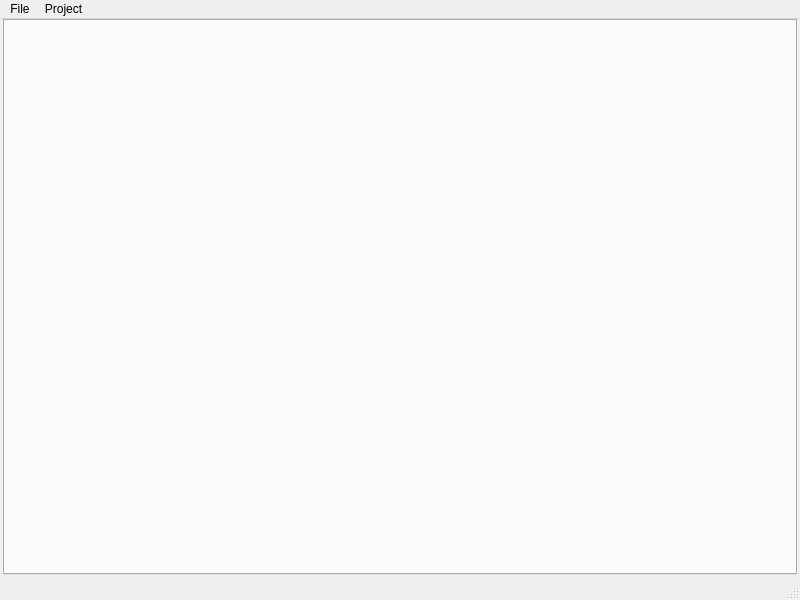
First picture: the form in Tools/Editor/mainwindow.ui, repository marcellfischbach/CobaltSKY, before the edit.
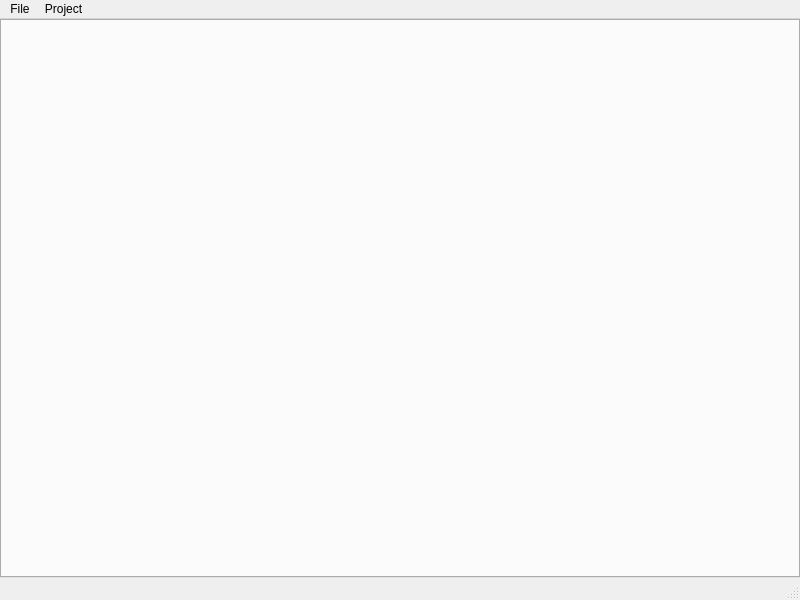
Second picture: the form after the edit.

What changed in the file:
```diff
--- a/Tools/Editor/mainwindow.ui
+++ b/Tools/Editor/mainwindow.ui
@@ -16,16 +16,16 @@
   <widget class="QWidget" name="centralwidget">
    <layout class="QGridLayout" name="gridLayout">
     <property name="leftMargin">
-     <number>3</number>
+     <number>0</number>
     </property>
     <property name="topMargin">
      <number>0</number>
     </property>
     <property name="rightMargin">
-     <number>3</number>
+     <number>0</number>
     </property>
     <property name="bottomMargin">
-     <number>3</number>
+     <number>0</number>
     </property>
     <property name="spacing">
      <number>3</number>
@@ -39,7 +39,7 @@
        <bool>true</bool>
       </property>
       <property name="tabBarAutoHide">
-       <bool>true</bool>
+       <bool>false</bool>
       </property>
      </widget>
     </item>
```
Left out of the diff: 2 changed lines with no effect on the pictures.
